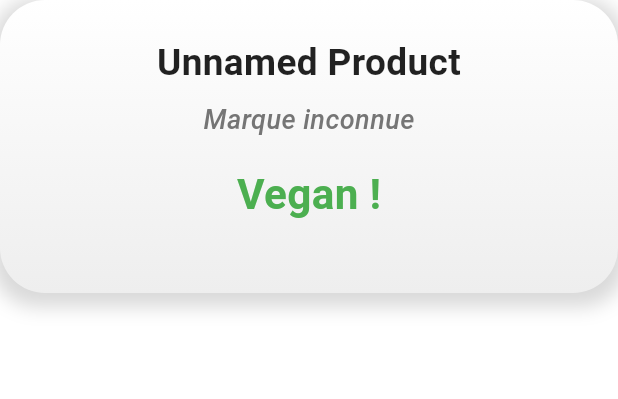
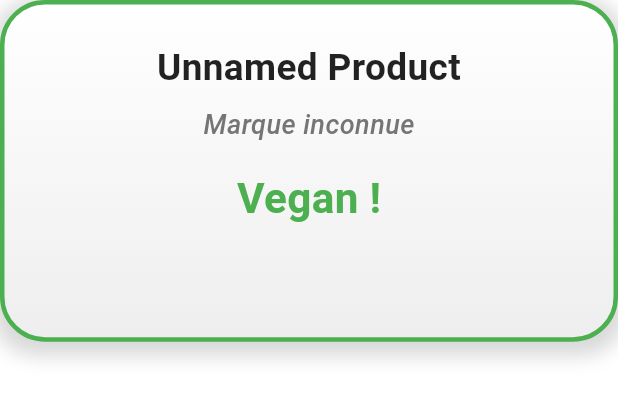
Before and after one commit to llambrecht/321vegan-app, a Flutter app: the VeganProductInfoCard widget shown alone on an empty page, opened directly with empty values, on a phone screen of 412 x 824 dp. Shown: the top 399 px of the screen. Run offline on Flutter 3.47's test engine with Material 3 defaults, Android fonts, the phone set to English and light mode, and no system bars; our stand-ins replace cloud_firestore, confetti, connectivity_plus, firebase_core, flutter_screenutil, motion_tab_bar_v2 and 4 more; missing offline and left inert: draw_on_path, mobile_scanner; accounts and stored records are empty; statements that could not run were skipped.

Commit message:
:sparkles: Truncate title, add color border

```diff
--- a/flutter_app/lib/helpers/helper.dart
+++ b/flutter_app/lib/helpers/helper.dart
@@ -11,6 +11,11 @@ extension StringCasingExtension on String {
 }
 
 class Helper {
+  static String truncate(String text, int maxLength) {
+    if (text.length <= maxLength) return text;
+    return '${text.substring(0, maxLength)}...';
+  }
+
   static void saveLastSearch(String query) async {
     final prefs = await SharedPreferences.getInstance();
     await prefs.setString('lastSearch', query);
--- a/flutter_app/lib/widgets/scaner/vegan_product_info_card.dart
+++ b/flutter_app/lib/widgets/scaner/vegan_product_info_card.dart
@@ -1,5 +1,6 @@
 import 'package:flutter/material.dart';
 import 'package:flutter_screenutil/flutter_screenutil.dart';
+import 'package:vegan_app/helpers/helper.dart';
 import 'package:vegan_app/widgets/scaner/info_modal.dart';
 
 class VeganProductInfoCard extends StatelessWidget {
@@ -148,7 +149,7 @@ class VeganProductInfoCard extends StatelessWidget {
     final bool isBDS = isOnBDSList();
 
     return Container(
-      height: 600.h,
+      height: 700.h,
       decoration: BoxDecoration(
         gradient: LinearGradient(
           colors: [Colors.white, Colors.grey.shade200],
@@ -156,6 +157,10 @@ class VeganProductInfoCard extends StatelessWidget {
           end: Alignment.bottomCenter,
         ),
         borderRadius: BorderRadius.circular(30),
+        border: Border.all(
+          color: Colors.green,
+          width: 3,
+        ),
         boxShadow: [
           BoxShadow(
             color: Colors.black.withOpacity(0.15),
@@ -171,9 +176,12 @@ class VeganProductInfoCard extends StatelessWidget {
           mainAxisSize: MainAxisSize.min,
           children: [
             Text(
-              (productInfo?['name']?.isNotEmpty ?? false)
-                  ? productInfo!['name']
-                  : 'Unnamed Product',
+              Helper.truncate(
+                (productInfo?['name']?.isNotEmpty ?? false)
+                    ? productInfo!['name']
+                    : 'Unnamed Product',
+                45,
+              ),
               textAlign: TextAlign.center,
               style: TextStyle(
                 fontSize: 70.sp,
```
Also changed, not shown: flutter_app/lib/widgets/scaner/card_product.dart (+11 -3 lines).
